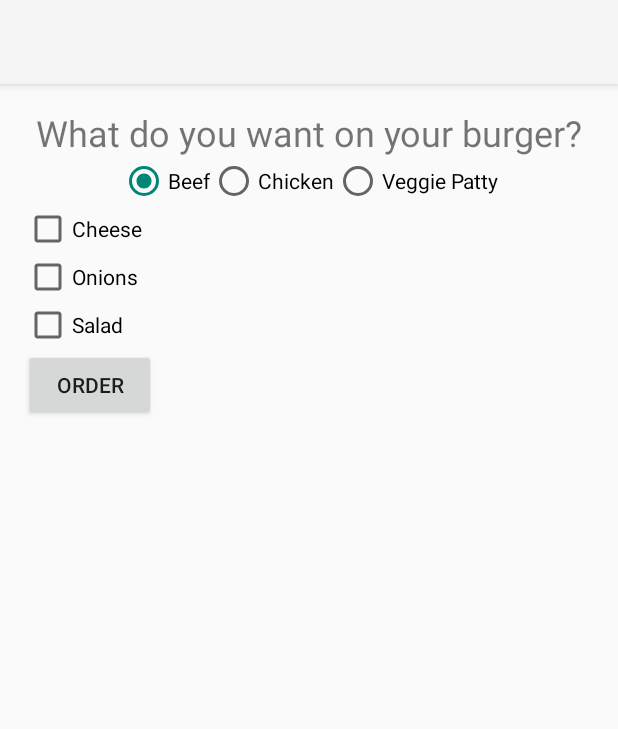
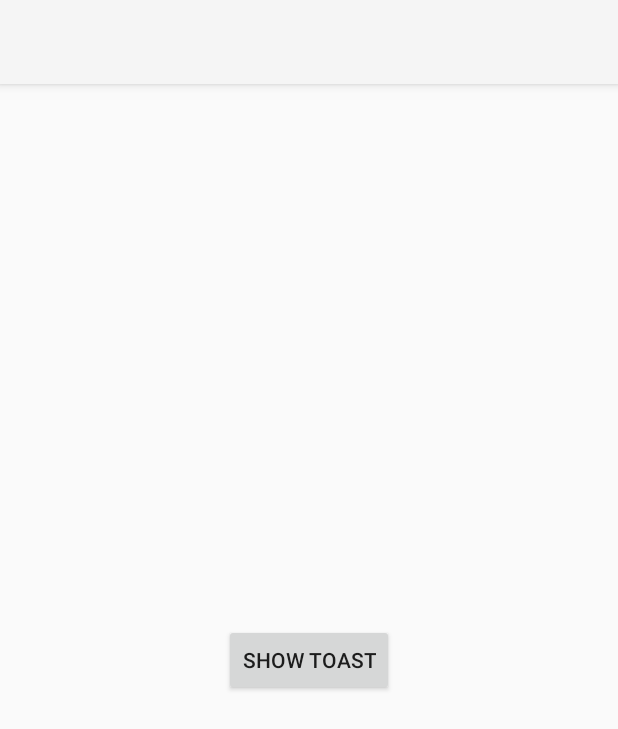
Before and after one commit to vickyemms/AndroidPractice, an Android app: the screen it shows after launch (MainActivity), on a phone screen of 412 x 824 dp. Shown: the top 729 px of the screen. Run offline under Robolectric (Android 15) with nearby library versions, the phone set to English and light mode, and no system bars.

Commit message:
Toast functionality

```diff
--- a/app/src/main/java/com/example/androidpractice/MainActivity.kt
+++ b/app/src/main/java/com/example/androidpractice/MainActivity.kt
@@ -3,44 +3,20 @@
 import androidx.appcompat.app.AppCompatActivity
 import android.os.Bundle
 import android.widget.Button
-import android.widget.CheckBox
-import android.widget.ImageView
-import android.widget.RadioButton
-import android.widget.RadioGroup
-import android.widget.TextView
+import android.widget.Toast
 
  class MainActivity : AppCompatActivity() {
 
-     private lateinit var rgMeat: RadioGroup
-     private lateinit var cbCheese: CheckBox
-     private lateinit var cbOnions: CheckBox
-     private lateinit var cbSalad: CheckBox
-     private lateinit var btnOrder: Button
-     private lateinit var tvOrder: TextView
+     private lateinit var btnToast: Button
 
     override fun onCreate(savedInstanceState: Bundle?) {
         super.onCreate(savedInstanceState)
         setContentView(R.layout.activity_main)
 
-        rgMeat = findViewById(R.id.rgMeat)
-        cbCheese = findViewById(R.id.cbCheese)
-        cbOnions = findViewById(R.id.cbOnions)
-        cbSalad = findViewById(R.id.cbSalad)
-        btnOrder = findViewById(R.id.btnOrder)
-        tvOrder = findViewById(R.id.tvOrder)
+        btnToast = findViewById(R.id.btnToast)
 
-        btnOrder.setOnClickListener{
-            val checkedMeatRadioButtonId = rgMeat.checkedRadioButtonId
-            val meat = findViewById<RadioButton>(checkedMeatRadioButtonId)
-            val cheese = cbCheese.isChecked
-            val onions = cbOnions.isChecked
-            val salad = cbSalad.isChecked
-            val orderString = "You ordered a burger with:\n" +
-                    "${meat.text}" +
-                    (if(cheese) "\nCheese" else "") +
-                    (if(onions) "\nOnions" else "") +
-                    (if(salad) "\nSalad" else "")
-            tvOrder.text = orderString
+        btnToast.setOnClickListener{
+            Toast.makeText(this, "I am a Toast", Toast.LENGTH_LONG).show()
         }
 
     }
--- a/app/src/main/res/layout/activity_main.xml
+++ b/app/src/main/res/layout/activity_main.xml
@@ -8,89 +8,15 @@
     android:padding="16dp"
     tools:context=".MainActivity">
 
-    <TextView
-        android:id="@+id/tvQuestion"
+    <Button
+        android:id="@+id/btnToast"
         android:layout_width="wrap_content"
         android:layout_height="wrap_content"
-        android:text="What do you want on your burger?"
-        android:textSize="24sp"
+        android:text="Show Toast"
+        app:layout_constraintBottom_toBottomOf="parent"
         app:layout_constraintEnd_toEndOf="parent"
         app:layout_constraintHorizontal_bias="0.5"
         app:layout_constraintStart_toStartOf="parent"
-        app:layout_constraintTop_toTopOf="parent" />
-
-    <RadioGroup
-        android:id="@+id/rgMeat"
-        android:layout_width="wrap_content"
-        android:layout_height="wrap_content"
-        android:orientation="horizontal"
-        app:layout_constraintEnd_toEndOf="parent"
-        app:layout_constraintHorizontal_bias="0.5"
-        app:layout_constraintStart_toStartOf="parent"
-        app:layout_constraintTop_toBottomOf="@+id/tvQuestion">
-
-        <RadioButton
-            android:id="@+id/rbBeef"
-            android:layout_width="wrap_content"
-            android:layout_height="wrap_content"
-            android:checked="true"
-            android:text="Beef" />
-
-        <RadioButton
-            android:id="@+id/rbChicken"
-            android:layout_width="wrap_content"
-            android:layout_height="wrap_content"
-            android:text="Chicken" />
-
-        <RadioButton
-            android:id="@+id/rbVeggiePatty"
-            android:layout_width="wrap_content"
-            android:layout_height="wrap_content"
-            android:text="Veggie Patty" />
-
-    </RadioGroup>
-
-    <CheckBox
-        android:id="@+id/cbCheese"
-        android:layout_width="wrap_content"
-        android:layout_height="wrap_content"
-        android:text="Cheese"
-        app:layout_constraintStart_toStartOf="parent"
-        app:layout_constraintTop_toBottomOf="@+id/rgMeat" />
-
-    <CheckBox
-        android:id="@+id/cbOnions"
-        android:layout_width="wrap_content"
-        android:layout_height="wrap_content"
-        android:text="Onions"
-        app:layout_constraintStart_toStartOf="@+id/cbCheese"
-        app:layout_constraintTop_toBottomOf="@+id/cbCheese" />
-
-    <CheckBox
-        android:id="@+id/cbSalad"
-        android:layout_width="wrap_content"
-        android:layout_height="wrap_content"
-        android:text="Salad"
-        app:layout_constraintStart_toStartOf="@+id/cbOnions"
-        app:layout_constraintTop_toBottomOf="@+id/cbOnions" />
-
-    <Button
-        android:id="@+id/btnOrder"
-        android:layout_width="wrap_content"
-        android:layout_height="wrap_content"
-        android:text="order"
-        app:layout_constraintStart_toStartOf="@+id/cbSalad"
-        app:layout_constraintTop_toBottomOf="@+id/cbSalad" />
-
-    <TextView
-        android:id="@+id/tvOrder"
-        android:layout_width="wrap_content"
-        android:layout_height="wrap_content"
-        android:layout_marginTop="20dp"
-        android:textSize="34sp"
-        app:layout_constraintEnd_toEndOf="parent"
-        app:layout_constraintHorizontal_bias="0.5"
-        app:layout_constraintStart_toStartOf="parent"
-        app:layout_constraintTop_toBottomOf="@+id/btnOrder" />
-
+        app:layout_constraintTop_toTopOf="parent"
+        app:layout_constraintVertical_bias="0.5" />
 </androidx.constraintlayout.widget.ConstraintLayout>
```
